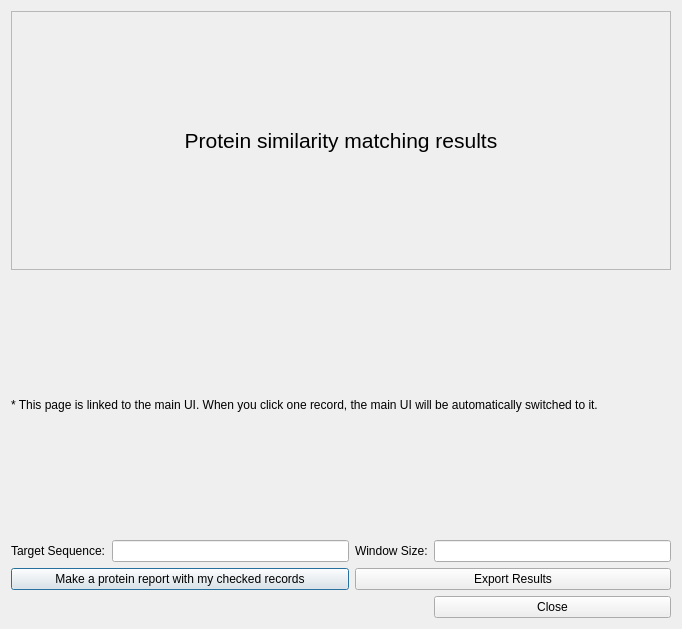
First picture: the form in ProteinSimilarResultDialog.ui, repository WilsonImmunologyLab/VGenes, before the edit.
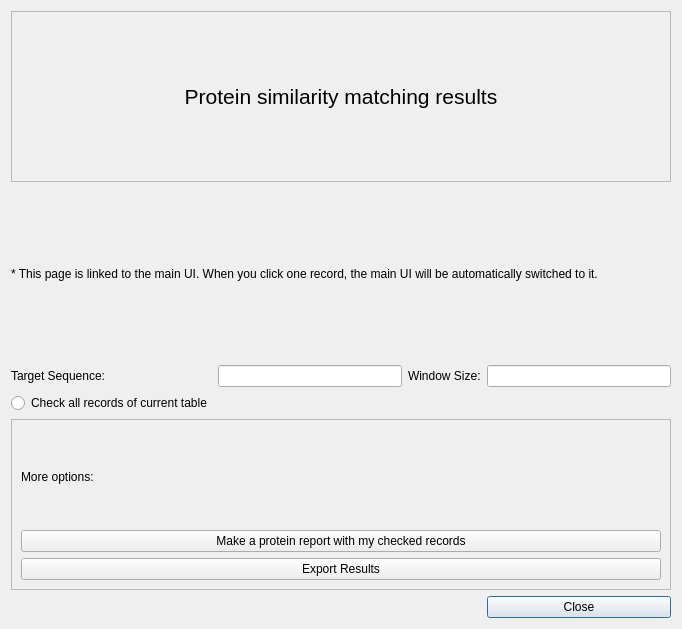
Second picture: the form after the edit.

Commit message: update UI for protein similar result

Diff of the .ui file:
```diff
--- a/ProteinSimilarResultDialog.ui
+++ b/ProteinSimilarResultDialog.ui
@@ -14,7 +14,14 @@
    <string>Dialog</string>
   </property>
   <layout class="QGridLayout" name="gridLayout_2">
-   <item row="3" column="0" colspan="4">
+   <item row="2" column="3">
+    <widget class="QLineEdit" name="lineEditWindowSize">
+     <property name="readOnly">
+      <bool>true</bool>
+     </property>
+    </widget>
+   </item>
+   <item row="4" column="0" colspan="4">
     <layout class="QGridLayout" name="gridLayoutMain"/>
    </item>
    <item row="0" column="0" colspan="4">
@@ -44,30 +51,6 @@
      </layout>
     </widget>
    </item>
-   <item row="1" column="0" colspan="4">
-    <widget class="QLabel" name="label_2">
-     <property name="lineWidth">
-      <number>3</number>
-     </property>
-     <property name="text">
-      <string>* This page is linked to the main UI. When you click one record, the main UI will be automatically switched to it.</string>
-     </property>
-    </widget>
-   </item>
-   <item row="4" column="0" colspan="2">
-    <widget class="QPushButton" name="pushButtonReport">
-     <property name="text">
-      <string>Make a protein report with my checked records</string>
-     </property>
-    </widget>
-   </item>
-   <item row="2" column="0">
-    <widget class="QLabel" name="label_3">
-     <property name="text">
-      <string>Target Sequence:</string>
-     </property>
-    </widget>
-   </item>
    <item row="2" column="1">
     <widget class="QLineEdit" name="lineEditTargetName">
      <property name="readOnly">
@@ -82,31 +65,24 @@
      </property>
     </widget>
    </item>
-   <item row="2" column="3">
-    <widget class="QLineEdit" name="lineEditWindowSize">
-     <property name="readOnly">
-      <bool>true</bool>
+   <item row="1" column="0" colspan="4">
+    <widget class="QLabel" name="label_2">
+     <property name="lineWidth">
+      <number>3</number>
+     </property>
+     <property name="text">
+      <string>* This page is linked to the main UI. When you click one record, the main UI will be automatically switched to it.</string>
      </property>
     </widget>
    </item>
-   <item row="5" column="3">
+   <item row="6" column="3">
     <widget class="QPushButton" name="pushButtonCancel">
      <property name="text">
       <string>Close</string>
      </property>
     </widget>
    </item>
-   <item row="4" column="2" colspan="2">
-    <widget class="QPushButton" name="pushButtonExport">
-     <property name="text">
-      <string>Export Results</string>
-     </property>
-     <property name="autoDefault">
-      <bool>false</bool>
-     </property>
-    </widget>
-   </item>
-   <item row="5" column="0" colspan="3">
+   <item row="6" column="0" colspan="3">
     <spacer name="horizontalSpacer">
      <property name="orientation">
       <enum>Qt::Horizontal</enum>
@@ -119,6 +95,56 @@
      </property>
     </spacer>
    </item>
+   <item row="5" column="0" colspan="4">
+    <widget class="QFrame" name="frame_2">
+     <property name="frameShape">
+      <enum>QFrame::StyledPanel</enum>
+     </property>
+     <property name="frameShadow">
+      <enum>QFrame::Raised</enum>
+     </property>
+     <layout class="QVBoxLayout" name="verticalLayout">
+      <item>
+       <widget class="QLabel" name="label_5">
+        <property name="text">
+         <string>More options:</string>
+        </property>
+       </widget>
+      </item>
+      <item>
+       <widget class="QPushButton" name="pushButtonReport">
+        <property name="text">
+         <string>Make a protein report with my checked records</string>
+        </property>
+       </widget>
+      </item>
+      <item>
+       <widget class="QPushButton" name="pushButtonExport">
+        <property name="text">
+         <string>Export Results</string>
+        </property>
+        <property name="autoDefault">
+         <bool>false</bool>
+        </property>
+       </widget>
+      </item>
+     </layout>
+    </widget>
+   </item>
+   <item row="2" column="0">
+    <widget class="QLabel" name="label_3">
+     <property name="text">
+      <string>Target Sequence:</string>
+     </property>
+    </widget>
+   </item>
+   <item row="3" column="0">
+    <widget class="QRadioButton" name="radioButtonCheckAll">
+     <property name="text">
+      <string>Check all records of current table</string>
+     </property>
+    </widget>
+   </item>
   </layout>
  </widget>
  <resources/>
```
The commit also changes 2 other files.
